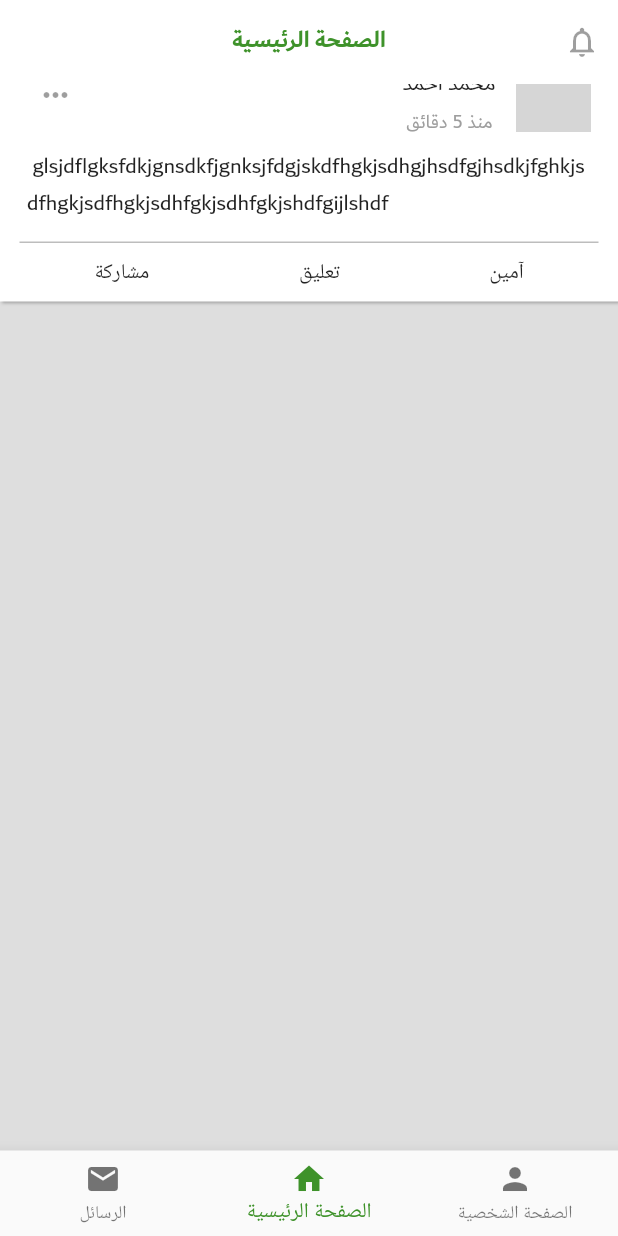
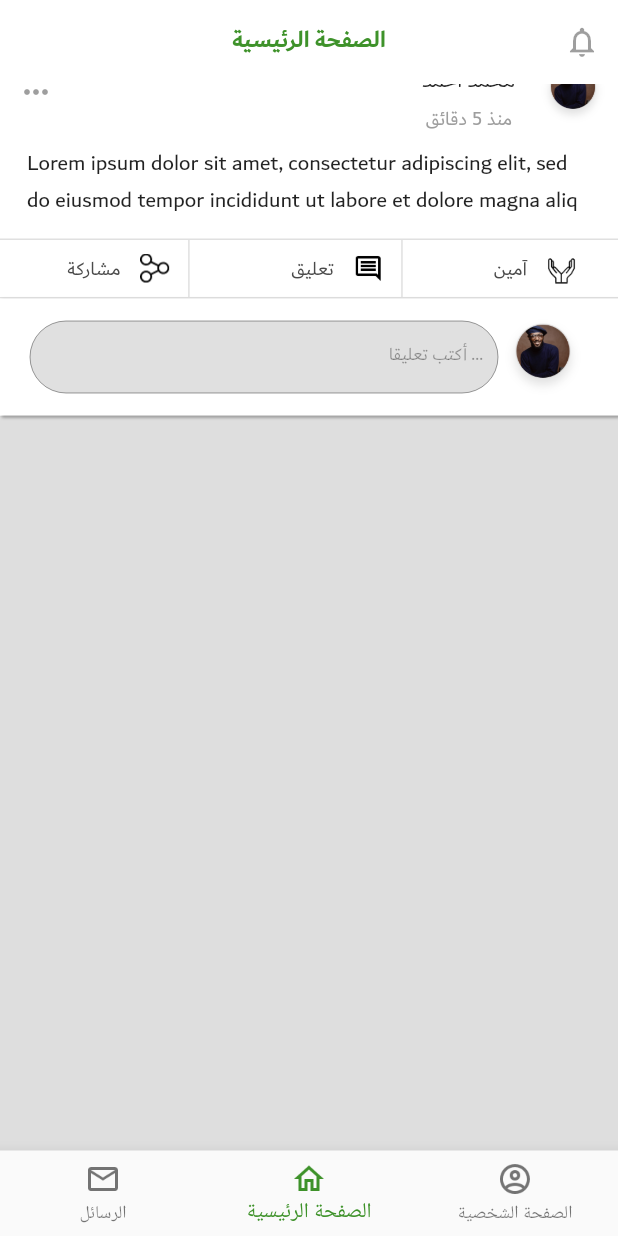
Before and after one commit to Youssefguba/Ameen, a Flutter app: the screen it shows after launch, scrolled down 113 dp, on a phone screen of 412 x 824 dp. Run offline on Flutter 3.47's test engine with Material 2 defaults, Android fonts, the phone set to English and light mode, and no system bars; grey boxes are pictures that could not be loaded.

Commit message:
Create Widget's file && Create Profile Screen && Create Card Post

```diff
--- a/lib/helpers/ui/app_color.dart
+++ b/lib/helpers/ui/app_color.dart
@@ -3,3 +3,4 @@ import 'package:flutter/material.dart';
 const cGreen = Color(0xFF3E922A);
 const cBackground = Color(0xFFDEDEDE);
 const cFacebookColor = Color.fromRGBO(59, 89, 152, 1);
+const cTextColor = Color(0xFF4A4A4A);
--- a/lib/ui/Screens/news_feed.dart
+++ b/lib/ui/Screens/news_feed.dart
@@ -1,7 +1,9 @@
 import 'package:ameen/helpers/ui/app_color.dart';
 import 'package:ameen/ui/widgets/bottom_navigation.dart';
 import 'package:ameen/ui/widgets/custom_app_bar.dart';
-import 'package:ameen/ui/widgets/post_card.dart';
+import 'package:ameen/ui/widgets/head_of_post.dart';
+import 'package:ameen/ui/widgets/create_post_or_comment_widget.dart';
+import 'package:ameen/ui/widgets/reactions_button_row.dart';
 import 'package:flutter/material.dart';
 import 'package:flutter/widgets.dart';
 
@@ -24,7 +26,7 @@ class _NewsFeedState extends State<NewsFeed> {
             children: <Widget>[
               Column(
                 children: <Widget>[
-                  CreatePost(),
+                  CreatePostOrComment("أنشر دعاء ...", Colors.grey[200]),
                   _postCard(),
                 ],
               ),
@@ -35,6 +37,9 @@ class _NewsFeedState extends State<NewsFeed> {
     );
   }
 
+  /*
+  * The Beginning of Post Widget (Photo, Name, Time, Setting, Reactions)..
+  * */
   Widget _postCard() {
     return Container(
       decoration: BoxDecoration(
@@ -48,70 +53,38 @@ class _NewsFeedState extends State<NewsFeed> {
         ],
       ),
       margin: EdgeInsets.symmetric(vertical: 10),
-      padding: EdgeInsets.symmetric(horizontal: 13),
       child: Column(
         children: <Widget>[
-          Row(
-            mainAxisAlignment: MainAxisAlignment.spaceBetween,
-            crossAxisAlignment: CrossAxisAlignment.center,
-            children: <Widget>[
-              Flexible(
-                child: IconButton(
-                  icon: Icon(Icons.more_horiz),
-                ),
-              ),
-              Row(
-                crossAxisAlignment: CrossAxisAlignment.center,
-                children: <Widget>[
-                  Column(
-                    crossAxisAlignment: CrossAxisAlignment.center,
-                    children: <Widget>[
-                      Container(
-                        margin: EdgeInsets.fromLTRB(5, 10, 5, 1),
-                        child: Text(
-                          "محمد أحمد ",
-                          style: TextStyle(
-                            fontFamily: 'Dubai',
-                            fontSize: 15,
-                          ),
-                        ),
-                      ),
-                      Container(
-                        margin:
-                            EdgeInsets.symmetric(horizontal: 5, vertical: 1),
-                        child: Text(
-                          "منذ 5 دقائق ",
-                          style: TextStyle(
-                            fontFamily: 'Dubai',
-                            fontSize: 13,
-                            color: Colors.grey.shade500,
-                          ),
-                        ),
-                      ),
-                    ],
-                  ),
-                  Container(
-                    height: 50,
-                    width: 50,
-                    margin: EdgeInsets.symmetric(horizontal: 5, vertical: 5),
-                    child: Image(
-                      image: AssetImage('assets/images/person_test.png'),
-                    ),
-                  ),
-                ],
-              ),
-            ],
+          Padding(
+            padding: EdgeInsets.symmetric(horizontal: 13),
           ),
+
+          /*
+           * The top Section of Post (Photo, Time, Settings, Name)
+           * */
+          headOfPost(),
+
+          /*
+          * The Beginning of Text of the Post
+          * */
           Container(
             margin: EdgeInsets.symmetric(vertical: 5, horizontal: 5),
+            padding: EdgeInsets.symmetric(horizontal: 13),
             child: Text(
-              """ glsjdflgksfdkjgnsdkfjgnksjfdgjskdfhgkjsdhgjhsdfgjhsdkjfghkjsdfhgkjsdfhgkjsdhfgkjsdhfgkjshdfgijlshdf""",
+              """Lorem ipsum dolor sit amet, consectetur adipiscing elit, sed do eiusmod tempor incididunt ut labore et dolore magna aliq""",
               style: TextStyle(
                 fontFamily: 'Dubai',
                 fontSize: 15,
               ),
             ),
           ),
+          /*
+          * The End of Text of the Post
+          * */
+
+          /*
+          * The Beginning of Reaction Buttons Row
+          * */
           SizedBox(
             height: 8,
           ),
@@ -120,7 +93,10 @@ class _NewsFeedState extends State<NewsFeed> {
             decoration: BoxDecoration(
               border: Border(
                 top: BorderSide(
-                  color: Colors.grey[400],
+                  color: Colors.grey[300],
+                ),
+                bottom: BorderSide(
+                  color: Colors.grey[300],
                 ),
               ),
             ),
@@ -128,20 +104,40 @@ class _NewsFeedState extends State<NewsFeed> {
               mainAxisAlignment: MainAxisAlignment.spaceAround,
               children: <Widget>[
                 Container(
-                child: Text("مشاركة"),
-                  padding: EdgeInsets.all(10),
+                  padding: EdgeInsets.symmetric(horizontal: 7.0),
+                  decoration: BoxDecoration(
+                    border: Border(
+                      right: BorderSide(
+                        color: Colors.grey[300],
+                      ),
+                    ),
+                  ),
+                  child: reactionsButtonRow(
+                      AssetImage("assets/images/share_icon.png"), 'مشاركة'),
                 ),
                 Container(
-                  child: Text("تعليق"),
-                  padding: EdgeInsets.all(10),
+                  padding: EdgeInsets.symmetric(horizontal: 7.0),
+                  decoration: BoxDecoration(
+                  border: Border(
+                    right: BorderSide(
+                      color: Colors.grey[300],
+                    ),
+                  ),
                 ),
-                Container(
-                  child: Text("آمين"),
-                  padding: EdgeInsets.all(10),
+                child: reactionsButtonRow(
+                    AssetImage("assets/images/comment.png"), 'تعليق'),
                 ),
+                reactionsButtonRow(
+                    AssetImage("assets/images/pray_icon.png"), 'آمين'),
               ],
             ),
           ),
+
+          /*
+          * The End of Reaction Buttons Row
+          * */
+
+          CreatePostOrComment("أكتب تعليقا ...", Colors.grey[300]),
         ],
       ),
     );
--- a/lib/ui/widgets/bottom_navigation.dart
+++ b/lib/ui/widgets/bottom_navigation.dart
@@ -19,37 +19,45 @@ class _BottomNavigationState extends State<BottomNavigation> {
       currentIndex: widget.currentIndex, // this will be set when a new tab is tapped
       items: [
         BottomNavigationBarItem(
-          icon: new Icon(Icons.mail,
+          icon: ImageIcon (
+              AssetImage("assets/images/email.png"),
+              size: 24,
           ),
           title: new Text(
             'الرسائل',
             style: TextStyle(
               fontFamily: 'Dubai',
               fontSize: 12.0,
-              fontWeight: FontWeight.w500,
+              fontWeight: FontWeight.w800,
             ),
           ),
         ),
         BottomNavigationBarItem(
-          icon: new Icon(Icons.home),
+          icon: ImageIcon (
+            AssetImage("assets/images/home.png"),
+            size: 24,
+          ),
           title: new Text(
             'الصفحة الرئيسية',
             style: TextStyle(
               fontFamily: 'Dubai',
               fontSize: 12.0,
-              fontWeight: FontWeight.w500,
+              fontWeight: FontWeight.w800,
             ),
           ),
         ),
         BottomNavigationBarItem(
-          icon: Icon(Icons.person),
+          icon: ImageIcon (
+            AssetImage("assets/images/account.png"),
+            size: 24,
+          ),
           title: Text(
             'الصفحة الشخصية',
             style: TextStyle(
               fontFamily: 'Dubai',
               fontSize: 12.0,
               color: Colors.grey.shade500,
-              fontWeight: FontWeight.w500,
+              fontWeight: FontWeight.w800,
             ),
           ),
         )
--- a/lib/ui/widgets/post_card.dart
+++ b/lib/ui/widgets/create_post_or_comment_widget.dart
@@ -2,7 +2,11 @@ import 'package:ameen/helpers/ui/app_color.dart';
 import 'package:flutter/material.dart';
 import 'package:flutter/widgets.dart';
 
-class CreatePost extends StatelessWidget {
+class CreatePostOrComment extends StatelessWidget {
+  final String hintText;
+  final Color color;
+  CreatePostOrComment(this.hintText, this.color);
+
   @override
   Widget build(BuildContext context) {
     return Container(
@@ -24,24 +28,23 @@ class CreatePost extends StatelessWidget {
                 textAlign: TextAlign.right,
                 textDirection: TextDirection.rtl,
                 showCursor: false,
-                style:
-                    TextStyle(fontFamily: 'Dubai', fontSize: 14, height: 1.0),
+                style: TextStyle(fontFamily: 'Dubai', fontSize: 12, height: 1.0),
                 readOnly: true,
                 decoration: InputDecoration(
-                  fillColor: Colors.grey.shade200,
+                  fillColor: color,
                   filled: true,
-                  hintText: "..  أنشر دعاء ",
-                  contentPadding: EdgeInsets.all(20.0),
+                  hintText: hintText,
+                  contentPadding: EdgeInsets.all(10.0),
                   enabled: false,
                   border: OutlineInputBorder(
-                    borderRadius: BorderRadius.all(Radius.circular(15.0)),
+                    borderRadius: BorderRadius.all(Radius.circular(25.0)),
                   ),
                 )),
           ),
           Image(
             image: AssetImage('assets/images/person_test.png'),
-            height: 62,
-            width: 62,
+            height: 60,
+            width: 60,
           ),
         ],
       ),
--- /dev/null
+++ b/lib/ui/widgets/head_of_post.dart
@@ -0,0 +1,58 @@
+import 'package:flutter/material.dart';
+
+/*
+  * The top Section of Post (Photo, Time, Settings, Name)
+  * */
+Row headOfPost(){
+  return Row(
+    mainAxisAlignment: MainAxisAlignment.spaceBetween,
+    crossAxisAlignment: CrossAxisAlignment.center,
+    children: <Widget>[
+      Flexible(
+        child: IconButton(
+          icon: Icon(Icons.more_horiz),
+        ),
+      ),
+      Row(
+        crossAxisAlignment: CrossAxisAlignment.center,
+        children: <Widget>[
+          Column(
+            crossAxisAlignment: CrossAxisAlignment.center,
+            children: <Widget>[
+              Container(
+                margin: EdgeInsets.fromLTRB(5, 10, 5, 1),
+                child: Text(
+                  "محمد أحمد ",
+                  style: TextStyle(
+                    fontFamily: 'Dubai',
+                    fontSize: 15,
+                  ),
+                ),
+              ),
+              Container(
+                margin:
+                EdgeInsets.symmetric(horizontal: 5, vertical: 1),
+                child: Text(
+                  "منذ 5 دقائق ",
+                  style: TextStyle(
+                    fontFamily: 'Dubai',
+                    fontSize: 13,
+                    color: Colors.grey.shade500,
+                  ),
+                ),
+              ),
+            ],
+          ),
+          Container(
+            height: 50,
+            width: 50,
+            margin: EdgeInsets.symmetric(horizontal: 5, vertical: 5),
+            child: Image(
+              image: AssetImage('assets/images/person_test.png'),
+            ),
+          ),
+        ],
+      ),
+    ],
+  );
+}
--- /dev/null
+++ b/lib/ui/widgets/reactions_button_row.dart
@@ -0,0 +1,37 @@
+import 'package:ameen/helpers/ui/app_color.dart';
+import 'package:flutter/material.dart';
+
+/*
+  *  Action Buttons Widgets like..
+  *       (Like, Comment, Share)
+  * */
+
+Row reactionsButtonRow(ImageProvider image, String label) {
+  return  Row(
+      mainAxisSize: MainAxisSize.min,
+      mainAxisAlignment: MainAxisAlignment.center,
+      children: <Widget>[
+        Padding(
+          padding: EdgeInsets.all(1.0),
+        ),
+        Container(
+          margin: EdgeInsets.symmetric(horizontal: 13.0, vertical: 8.0),
+          child: Text(label,
+              style: TextStyle(
+                fontFamily: 'Dubai',
+                fontSize: 13,
+                color: cTextColor,
+              )),
+        ),
+        Image(
+          alignment: Alignment.center,
+          image: image,
+          width: 20,
+          height: 20,
+          color: Colors.black,
+        ),
+        VerticalDivider(width: 5.0, color: Colors.transparent, indent: 1.0),
+      ],
+
+  );
+}
```
Also changed, not shown: assets/images/account.png (added), assets/images/arrow_back.png (added), assets/images/comment.png (added), assets/images/email.png (added), assets/images/home.png (added), assets/images/person_test.png (added), assets/images/pray_icon.png (added), assets/images/settings-52x52.png (added), assets/images/settings.png (added), assets/images/share_icon.png (added).
